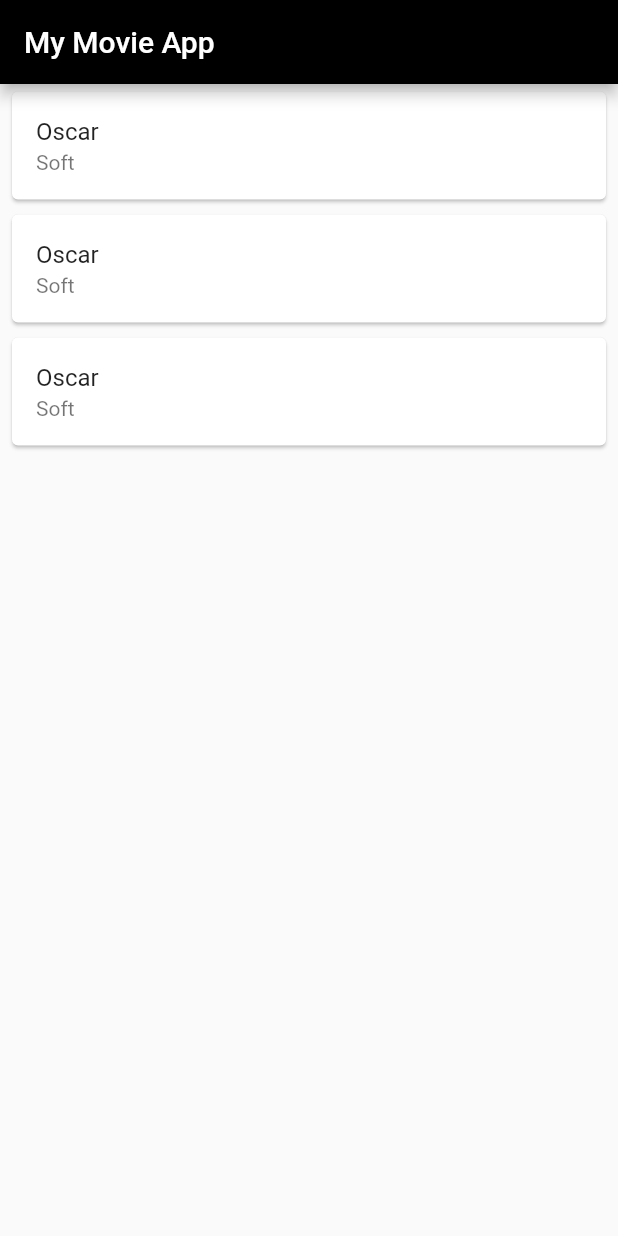
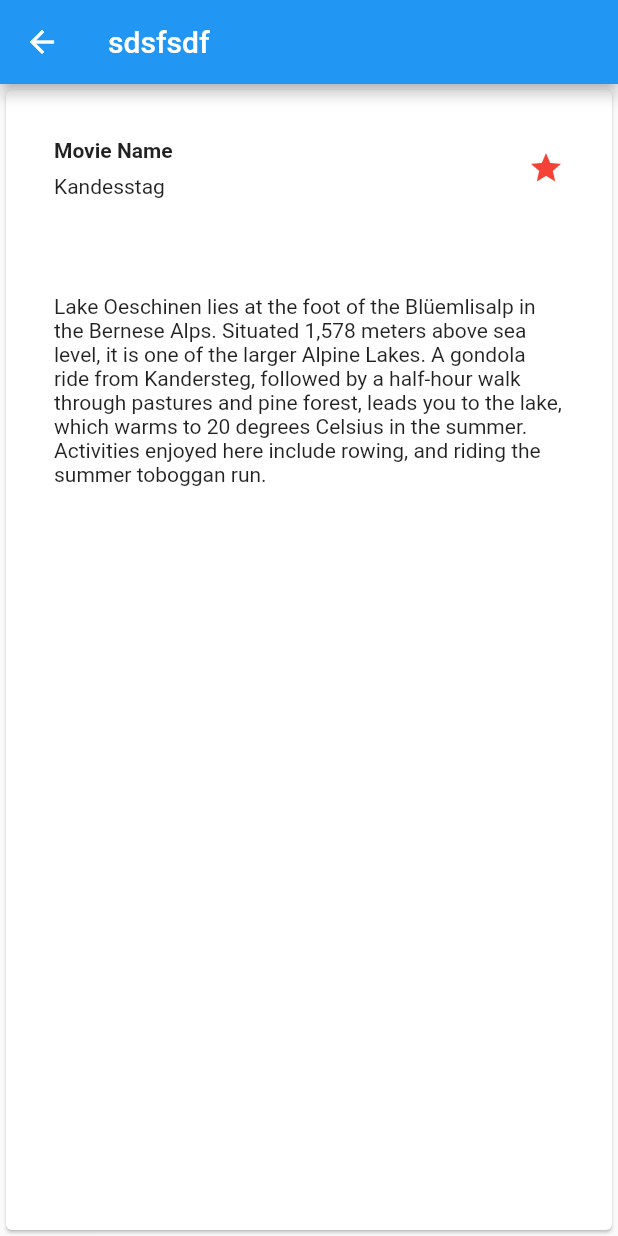
Before and after one commit to FairyTale06/MovieApp, a Flutter app: the screen it shows after launch, on a phone screen of 412 x 824 dp. Run offline on Flutter 3.47's test engine with Material 2 defaults, Android fonts, the phone set to English and light mode, and no system bars; our stand-ins replace dio.

Commit message:
detail page created

```diff
--- a/lib/main.dart
+++ b/lib/main.dart
@@ -1,10 +1,12 @@
 import 'package:flutter/material.dart';
 import 'package:movie_app/pages/home.dart';
+import 'package:movie_app/pages/detail.dart';
 
 
 void main()=> runApp(MaterialApp(
-  initialRoute: '/',
+  initialRoute: '/detail',
   routes: {
-    '/' : (context)=> Home()
+    '/' : (context)=> Home(),
+    '/detail' : (context) =>  Detail()
   },
 ));
--- /dev/null
+++ b/lib/pages/detail.dart
@@ -0,0 +1,71 @@
+import 'package:flutter/material.dart';
+import 'package:movie_app/services/movie_service.dart';
+import 'package:dio/dio.dart';
+
+class Detail extends StatelessWidget {
+  String title = "The 0Ne";
+
+  @override
+  Widget titleSection = Container(
+    child: Padding(
+      padding: const EdgeInsets.all(32.0),
+      child: Row(
+        children: [
+          Expanded(
+              child: Column(
+                crossAxisAlignment: CrossAxisAlignment.start,
+                children: [
+                  Container(
+                    padding: EdgeInsets.only(bottom: 8),
+                    child: Text(
+                      "Movie Name",
+                      style: TextStyle(
+                          fontWeight: FontWeight.bold
+                      ),
+                    ),
+                  ),
+                  Text(
+                    'Kandesstag',
+                  )
+                ],
+              )
+          ),
+          Icon(
+            Icons.star,
+            color: Colors.red[500],
+          )
+        ],
+      ),
+    ),
+  );
+
+  Widget textSection = const Padding(
+    padding: EdgeInsets.all(32),
+    child: Text(
+      'Lake Oeschinen lies at the foot of the Blüemlisalp in the Bernese '
+          'Alps. Situated 1,578 meters above sea level, it is one of the '
+          'larger Alpine Lakes. A gondola ride from Kandersteg, followed by a '
+          'half-hour walk through pastures and pine forest, leads you to the '
+          'lake, which warms to 20 degrees Celsius in the summer. Activities '
+          'enjoyed here include rowing, and riding the summer toboggan run.',
+      softWrap: true,
+    ),
+  );
+
+  @override
+  Widget build(BuildContext context) {
+    return Scaffold(
+      appBar: AppBar(
+        title: Text("sdsfsdf"),
+      ),
+      body: Card(
+        child: ListView(
+          children: [
+            titleSection,
+            textSection
+          ],
+        ),
+      )
+    );
+  }
+}
--- a/lib/pages/home.dart
+++ b/lib/pages/home.dart
@@ -1,8 +1,10 @@
+import 'package:flutter/cupertino.dart';
 import 'package:flutter/material.dart';
 import 'package:http/http.dart' as http;
 import 'package:dio/dio.dart';
 import 'dart:convert';
 import 'package:movie_app/movie.dart';
+import 'package:movie_app/services/movie_service.dart';
 
 class Home extends StatefulWidget {
 
@@ -19,41 +21,52 @@ class _HomeState extends State<Home> {
     Movie(name: 'Oscar', desc: 'Soft'),
   ];
 
+  Future<List<MovieService>> futureData;
+
   int movieID = 550;
   String APIKEY = '2a40536ee239d94cf345668ce6266a60';
 
-  Future<void> getMovie() async {
-    try{
-      Response response;
-      Dio dio = new Dio();
-      response = await dio.get('https://api.themoviedb.org/3/movie/$movieID?api_key=$APIKEY');
-      print(response.data["title"]);
-    }catch(e){
-
-    }
-  }
+  // Future<void> getMovie() async {
+  //   try{
+  //     Response response;
+  //     Dio dio = new Dio();
+  //     response = await dio.get('https://api.themoviedb.org/3/movie/$movieID?api_key=$APIKEY');
+  //     print(response.data["title"]);
+  //   }catch(e){
+  //     print(e);
+  //   }
+  // }
 
   @override
   Widget build(BuildContext context) {
-    // getMovie();
+
     return Scaffold(
         appBar: AppBar(
           title: Text('My Movie App'),
           backgroundColor: Colors.black,
         ),
-        body: ListView.builder(
-            itemCount: movies.length,
-            itemBuilder: (context, index){
-              return Padding(
-                  padding: EdgeInsets.symmetric(vertical: 1.0, horizontal: 4.0),
-                  child: Card(
-                    child: ListTile(
-                      title: Text(movies[index].name),
-                      subtitle: Text(movies[index].desc),
-                    ),
-                  )
-              );
-            }
+        body: Center(
+          child: FutureBuilder <List<MovieService>>(
+            future: futureData,
+            builder: (context, snapshot){
+              if(snapshot.hasData){
+                List<MovieService> data = snapshot.data;
+                return ListView.builder(
+                    itemCount: data.length,
+                  itemBuilder: (BuildContext context, int index) {
+                      return Card(
+                        child: Row(
+                          children: <Widget>[
+                            Text('sdfsdf')
+                          ],
+                        ),
+                      );
+                  },
+                );
+              }
+              return CircularProgressIndicator();
+            },
+          ),
         )
     );
   }
--- a/lib/services/movie_service.dart
+++ b/lib/services/movie_service.dart
@@ -17,7 +17,8 @@ class MovieService {
       Response response;
       Dio dio = new Dio();
       response = await dio.get('https://api.themoviedb.org/3/movie/$movieID?api_key=$APIKEY');
-      print(response.data);
+      title = response.data['title'];
+      return title;
     }catch(e){
       print(e);
     }
```
